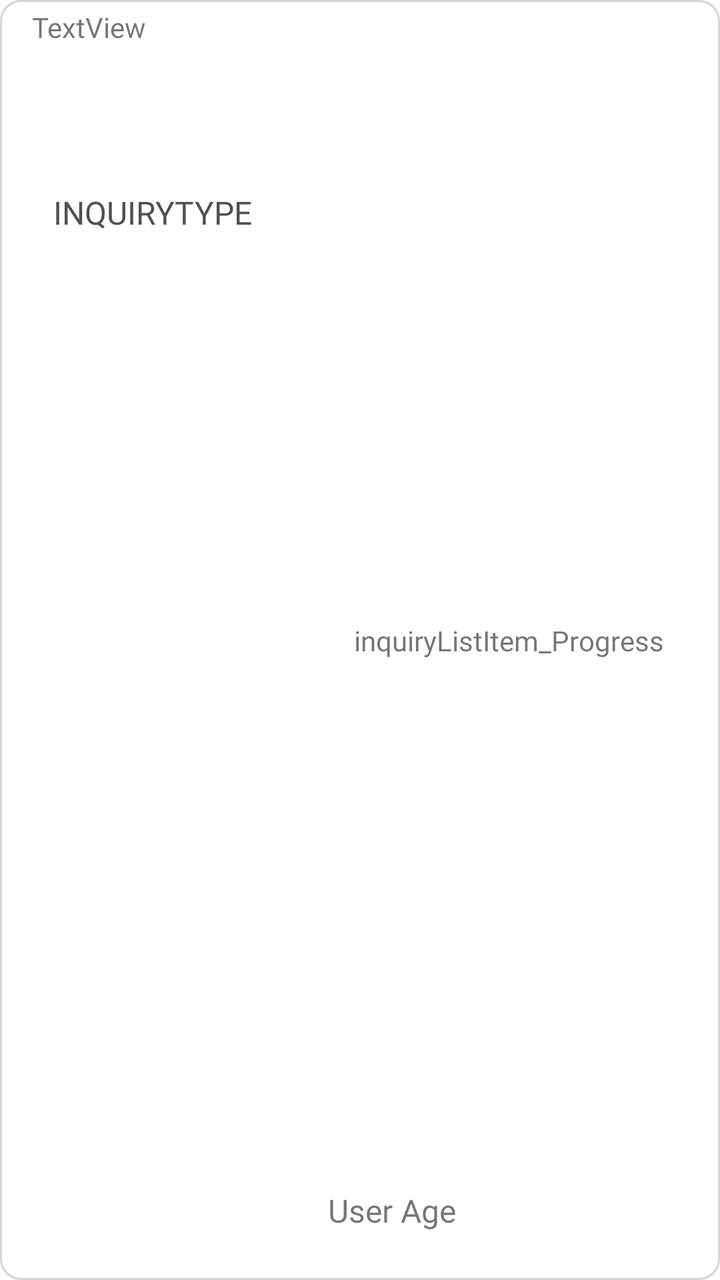
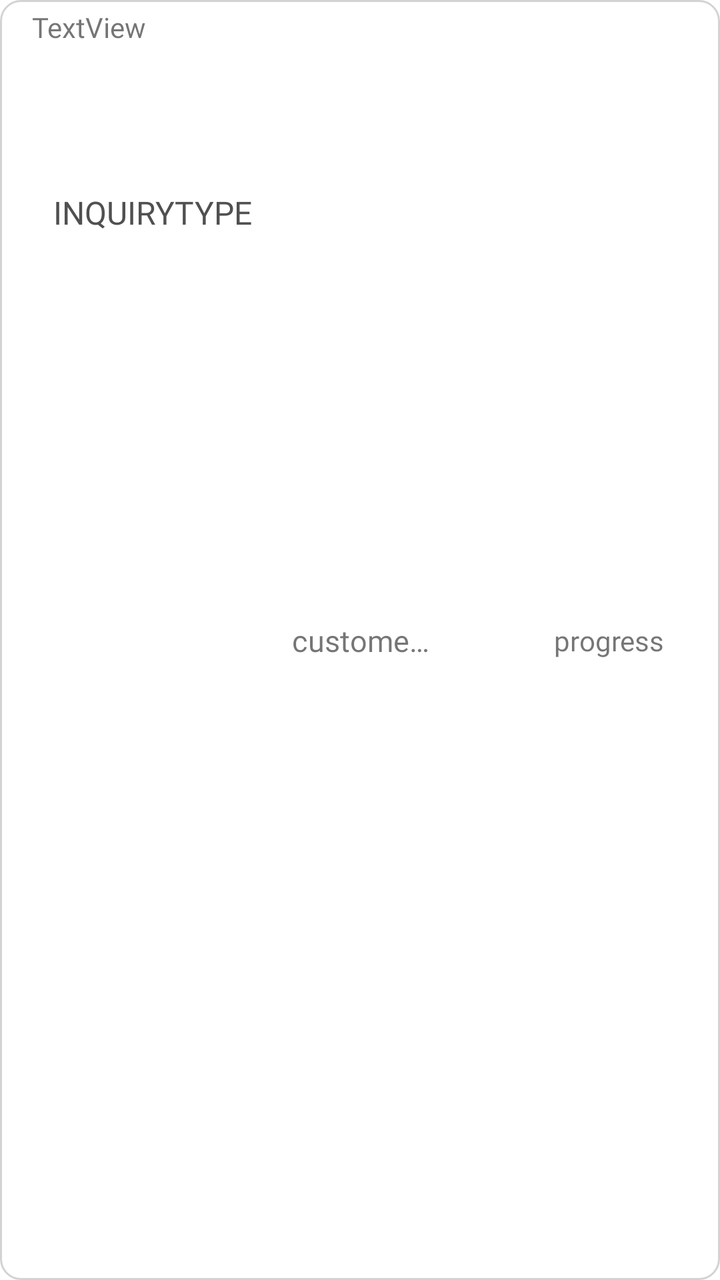

Two renders of the same Android screen: before a commit and after it. Below are the layout's source before the change and the commit's diff.
<!-- AndroidManifest.xml: application theme Theme.Customerinquirysystemmobile -->
<!-- res/layout/list_inquiry_item.xml -->
<?xml version="1.0" encoding="utf-8"?>
<androidx.constraintlayout.widget.ConstraintLayout xmlns:android="http://schemas.android.com/apk/res/android"
    xmlns:app="http://schemas.android.com/apk/res-auto"
    xmlns:tools="http://schemas.android.com/tools"
    android:layout_width="match_parent"
    android:layout_height="75dp"
    android:layout_marginStart="8dp"
    android:layout_marginTop="8dp"
    android:layout_marginEnd="8dp"
    android:background="@drawable/item_border">

    <TextView
        android:id="@+id/customInquiryId"
        android:layout_width="wrap_content"
        android:layout_height="wrap_content"
        android:layout_marginStart="16dp"
        android:layout_marginTop="4dp"
        android:fontFamily="@font/light"
        android:text="TextView"
        app:layout_constraintStart_toStartOf="parent"
        app:layout_constraintTop_toTopOf="parent" />

    <Button
        android:id="@+id/inquiryListItem_InquiryType"
        android:layout_width="120dp"
        android:layout_height="38dp"
        android:layout_marginStart="16dp"
        android:background="@drawable/button_rounded_background"
        android:fontFamily="@font/semibold"
        android:gravity="center"
        android:text="InquiryType"
        android:textColor="#505050"
        android:textSize="16sp"
        app:layout_constraintBottom_toBottomOf="parent"
        app:layout_constraintStart_toStartOf="parent"
        app:layout_constraintTop_toBottomOf="@+id/customInquiryId"
        app:layout_constraintVertical_bias="0.111" />

    <TextView
        android:id="@+id/inquiryListItem_Progress"
        android:layout_width="wrap_content"
        android:layout_height="wrap_content"
        android:layout_margin="20dp"
        android:layout_marginEnd="2dp"
        android:fontFamily="@font/semibold"
        android:gravity="center"
        android:text="inquiryListItem_Progress"
        android:textSize="14sp"
        android:padding="8dp"
        app:layout_constraintBottom_toBottomOf="parent"
        app:layout_constraintEnd_toEndOf="parent"
        app:layout_constraintTop_toTopOf="parent" />

    <TextView
        android:id="@+id/inquiryListItem_CustomerName"
        android:layout_width="wrap_content"
        android:layout_height="wrap_content"
        android:layout_marginEnd="132dp"
        android:layout_marginBottom="24dp"
        android:fontFamily="@font/regular"
        android:gravity="center_vertical"
        android:text="User Age"
        android:textSize="16sp"
        app:layout_constraintBottom_toBottomOf="parent"
        app:layout_constraintEnd_toEndOf="parent" />
</androidx.constraintlayout.widget.ConstraintLayout>
<!-- resources referenced by this layout -->
<resources>
  <!-- drawable button_rounded_background (drawable) -->
  <?xml version="1.0" encoding="utf-8"?>
  <shape xmlns:android="http://schemas.android.com/apk/res/android">
      <corners android:radius="70dp" /> 
  </shape>
  <!-- drawable item_border (drawable) -->
  <?xml version="1.0" encoding="utf-8"?>
  <shape xmlns:android="http://schemas.android.com/apk/res/android">
      <solid android:color="@android:color/white"/> 
      <stroke
          android:width="1dp"
      android:color="#D3D3D3"/> 
      <corners android:radius="10dp"/> 
  </shape>
  <style name="Theme.Customerinquirysystemmobile" parent="Theme.AppCompat.Light.NoActionBar">
          <item name="android:navigationBarColor">@android:color/white</item>
          <item name="android:statusBarColor">@android:color/white</item>
          <item name="android:windowLightStatusBar">true</item>
          <item name="android:windowBackground">@android:color/white</item>
      </style>
</resources>

<!-- the commit's change to res/layout/list_inquiry_item.xml (unified diff, before → after) -->
@@ -44,7 +44,7 @@
         android:layout_marginEnd="2dp"
         android:fontFamily="@font/semibold"
         android:gravity="center"
-        android:text="inquiryListItem_Progress"
+        android:text="progress"
         android:textSize="14sp"
         android:padding="8dp"
         app:layout_constraintBottom_toBottomOf="parent"
@@ -55,12 +55,15 @@
         android:id="@+id/inquiryListItem_CustomerName"
         android:layout_width="wrap_content"
         android:layout_height="wrap_content"
-        android:layout_marginEnd="132dp"
-        android:layout_marginBottom="24dp"
         android:fontFamily="@font/regular"
-        android:gravity="center_vertical"
-        android:text="User Age"
-        android:textSize="16sp"
+        android:gravity="center"
+        android:text="customer name"
+        android:maxEms="4"
+        android:ellipsize="end"
+        android:singleLine="true"
+        android:textSize="15sp"
         app:layout_constraintBottom_toBottomOf="parent"
-        app:layout_constraintEnd_toEndOf="parent" />
+        app:layout_constraintEnd_toEndOf="parent"
+        app:layout_constraintStart_toStartOf="parent"
+        app:layout_constraintTop_toTopOf="parent" />
 </androidx.constraintlayout.widget.ConstraintLayout>
